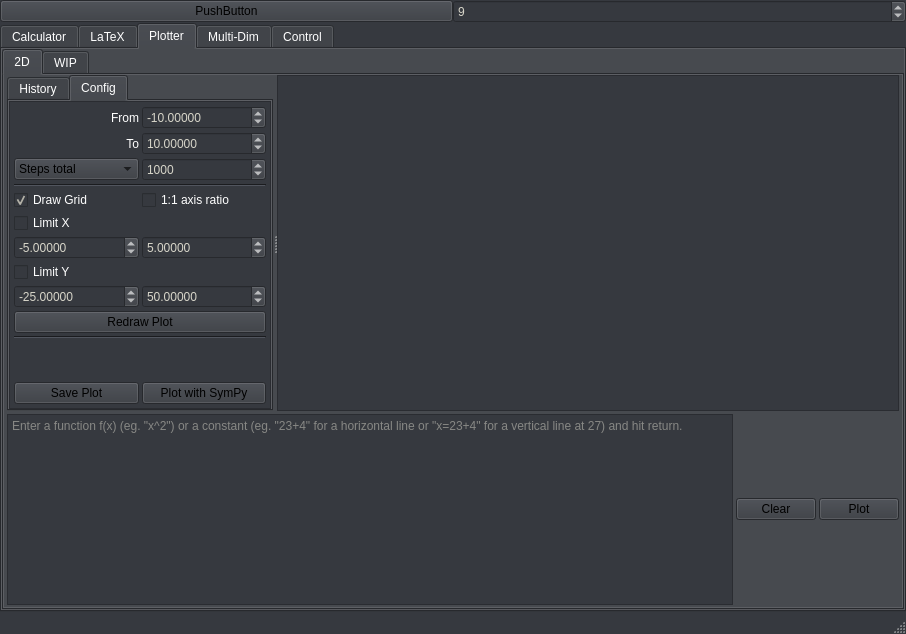
Before: the Qt Designer form AMaDiA_Files/AMaDiAUI.ui in AstusRush/AMaDiA, drawn with Qt 5.
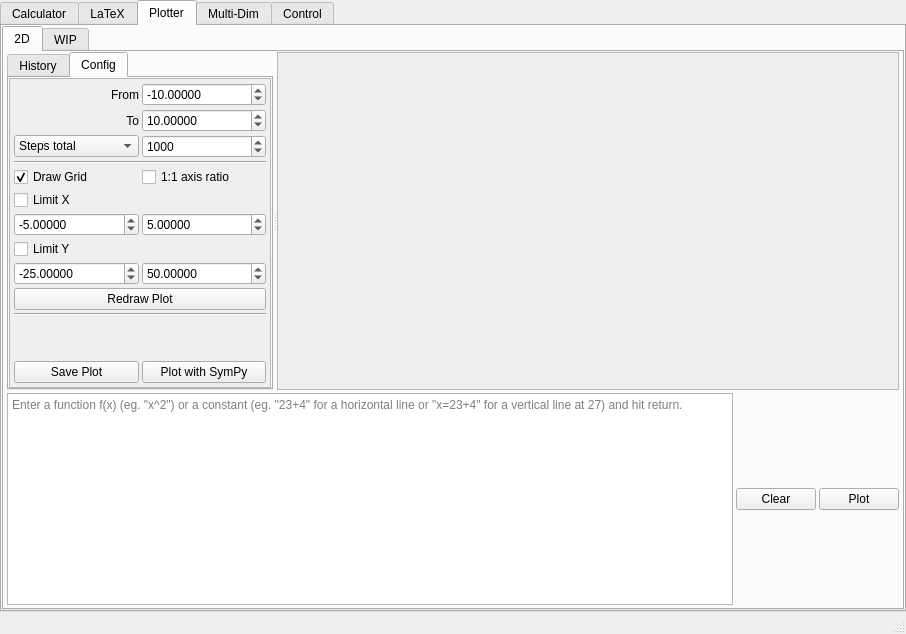
After: the same form once the commit is applied. The open tabs and pages were chosen to show the change. Custom widgets are drawn as their Qt base class.

Commit message:
v0.15.3: Palette and Font setting overhaul
+ Redid everything about Font and Palette setting to be based on an application-level (instead of per window)
++ This means more consistent behaviour and less work in the future
+ Changed the handling of notifications from window to Application level for easier handling
+ Added a scrollbar to Control-SingelPlot-ZoomFunction to allow smaller sizes for the window

The edit to the form file:
```diff
--- a/AMaDiA_Files/AMaDiAUI.ui
+++ b/AMaDiA_Files/AMaDiAUI.ui
@@ -10,421 +10,6 @@
     <height>634</height>
    </rect>
   </property>
-  <property name="palette">
-   <palette>
-    <active>
-     <colorrole role="WindowText">
-      <brush brushstyle="SolidPattern">
-       <color alpha="255">
-        <red>255</red>
-        <green>255</green>
-        <blue>255</blue>
-       </color>
-      </brush>
-     </colorrole>
-     <colorrole role="Button">
-      <brush brushstyle="SolidPattern">
-       <color alpha="255">
-        <red>54</red>
-        <green>57</green>
-        <blue>63</blue>
-       </color>
-      </brush>
-     </colorrole>
-     <colorrole role="Light">
-      <brush brushstyle="SolidPattern">
-       <color alpha="255">
-        <red>81</red>
-        <green>85</green>
-        <blue>94</blue>
-       </color>
-      </brush>
-     </colorrole>
-     <colorrole role="Midlight">
-      <brush brushstyle="SolidPattern">
-       <color alpha="255">
-        <red>67</red>
-        <green>71</green>
-        <blue>78</blue>
-       </color>
-      </brush>
-     </colorrole>
-     <colorrole role="Dark">
-      <brush brushstyle="SolidPattern">
-       <color alpha="255">
-        <red>27</red>
-        <green>28</green>
-        <blue>31</blue>
-       </color>
-      </brush>
-     </colorrole>
-     <colorrole role="Mid">
-      <brush brushstyle="SolidPattern">
-       <color alpha="255">
-        <red>36</red>
-        <green>38</green>
-        <blue>42</blue>
-       </color>
-      </brush>
-     </colorrole>
-     <colorrole role="Text">
-      <brush brushstyle="SolidPattern">
-       <color alpha="255">
-        <red>215</red>
-        <green>213</green>
-        <blue>201</blue>
-       </color>
-      </brush>
-     </colorrole>
-     <colorrole role="BrightText">
-      <brush brushstyle="SolidPattern">
-       <color alpha="255">
-        <red>255</red>
-        <green>252</green>
-        <blue>218</blue>
-       </color>
-      </brush>
-     </colorrole>
-     <colorrole role="ButtonText">
-      <brush brushstyle="SolidPattern">
-       <color alpha="255">
-        <red>0</red>
-        <green>0</green>
-        <blue>0</blue>
-       </color>
-      </brush>
-     </colorrole>
-     <colorrole role="Base">
-      <brush brushstyle="SolidPattern">
-       <color alpha="255">
-        <red>54</red>
-        <green>57</green>
-        <blue>63</blue>
-       </color>
-      </brush>
-     </colorrole>
-     <colorrole role="Window">
-      <brush brushstyle="SolidPattern">
-       <color alpha="255">
-        <red>54</red>
-        <green>57</green>
-        <blue>63</blue>
-       </color>
-      </brush>
-     </colorrole>
-     <colorrole role="Shadow">
-      <brush brushstyle="SolidPattern">
-       <color alpha="255">
-        <red>0</red>
-        <green>0</green>
-        <blue>0</blue>
-       </color>
-      </brush>
-     </colorrole>
-     <colorrole role="AlternateBase">
-      <brush brushstyle="SolidPattern">
-       <color alpha="255">
-        <red>54</red>
-        <green>57</green>
-        <blue>63</blue>
-       </color>
-      </brush>
-     </colorrole>
-     <colorrole role="ToolTipBase">
-      <brush brushstyle="SolidPattern">
-       <color alpha="255">
-        <red>255</red>
-        <green>255</green>
-        <blue>220</blue>
-       </color>
-      </brush>
-     </colorrole>
-     <colorrole role="ToolTipText">
-      <brush brushstyle="SolidPattern">
-       <color alpha="255">
-        <red>0</red>
-        <green>0</green>
-        <blue>0</blue>
-       </color>
-      </brush>
-     </colorrole>
-    </active>
-    <inactive>
-     <colorrole role="WindowText">
-      <brush brushstyle="SolidPattern">
-       <color alpha="255">
-        <red>255</red>
-        <green>255</green>
-        <blue>255</blue>
-       </color>
-      </brush>
-     </colorrole>
-     <colorrole role="Button">
-      <brush brushstyle="SolidPattern">
-       <color alpha="255">
-        <red>54</red>
-        <green>57</green>
-        <blue>63</blue>
-       </color>
-      </brush>
-     </colorrole>
-     <colorrole role="Light">
-      <brush brushstyle="SolidPattern">
-       <color alpha="255">
-        <red>81</red>
-        <green>85</green>
-        <blue>94</blue>
-       </color>
-      </brush>
-     </colorrole>
-     <colorrole role="Midlight">
-      <brush brushstyle="SolidPattern">
-       <color alpha="255">
-        <red>67</red>
-        <green>71</green>
-        <blue>78</blue>
-       </color>
-      </brush>
-     </colorrole>
-     <colorrole role="Dark">
-      <brush brushstyle="SolidPattern">
-       <color alpha="255">
-        <red>27</red>
-        <green>28</green>
-        <blue>31</blue>
-       </color>
-      </brush>
-     </colorrole>
-     <colorrole role="Mid">
-      <brush brushstyle="SolidPattern">
-       <color alpha="255">
-        <red>36</red>
-        <green>38</green>
-        <blue>42</blue>
-       </color>
-      </brush>
-     </colorrole>
-     <colorrole role="Text">
-      <brush brushstyle="SolidPattern">
-       <color alpha="255">
-        <red>215</red>
-        <green>213</green>
-        <blue>201</blue>
-       </color>
-      </brush>
-     </colorrole>
-     <colorrole role="BrightText">
-      <brush brushstyle="SolidPattern">
-       <color alpha="255">
-        <red>255</red>
-        <green>252</green>
-        <blue>218</blue>
-       </color>
-      </brush>
-     </colorrole>
-     <colorrole role="ButtonText">
-      <brush brushstyle="SolidPattern">
-       <color alpha="255">
-        <red>0</red>
-        <green>0</green>
-        <blue>0</blue>
-       </color>
-      </brush>
-     </colorrole>
-     <colorrole role="Base">
-      <brush brushstyle="SolidPattern">
-       <color alpha="255">
-        <red>54</red>
-        <green>57</green>
-        <blue>63</blue>
-       </color>
-      </brush>
-     </colorrole>
-     <colorrole role="Window">
-      <brush brushstyle="SolidPattern">
-       <color alpha="255">
-        <red>54</red>
-        <green>57</green>
-        <blue>63</blue>
-       </color>
-      </brush>
-     </colorrole>
-     <colorrole role="Shadow">
-      <brush brushstyle="SolidPattern">
-       <color alpha="255">
-        <red>0</red>
-        <green>0</green>
-        <blue>0</blue>
-       </color>
-      </brush>
-     </colorrole>
-     <colorrole role="AlternateBase">
-      <brush brushstyle="SolidPattern">
-       <color alpha="255">
-        <red>54</red>
-        <green>57</green>
-        <blue>63</blue>
-       </color>
-      </brush>
-     </colorrole>
-     <colorrole role="ToolTipBase">
-      <brush brushstyle="SolidPattern">
-       <color alpha="255">
-        <red>255</red>
-        <green>255</green>
-        <blue>220</blue>
-       </color>
-      </brush>
-     </colorrole>
-     <colorrole role="ToolTipText">
-      <brush brushstyle="SolidPattern">
-       <color alpha="255">
-        <red>0</red>
-        <green>0</green>
-        <blue>0</blue>
-       </color>
-      </brush>
-     </colorrole>
-    </inactive>
-    <disabled>
-     <colorrole role="WindowText">
-      <brush brushstyle="SolidPattern">
-       <color alpha="255">
-        <red>27</red>
-        <green>28</green>
-        <blue>31</blue>
-       </color>
-      </brush>
-     </colorrole>
-     <colorrole role="Button">
-      <brush brushstyle="SolidPattern">
-       <color alpha="255">
-        <red>54</red>
-        <green>57</green>
-        <blue>63</blue>
-       </color>
-      </brush>
-     </colorrole>
-     <colorrole role="Light">
-      <brush brushstyle="SolidPattern">
-       <color alpha="255">
-        <red>81</red>
-        <green>85</green>
-        <blue>94</blue>
-       </color>
-      </brush>
-     </colorrole>
-     <colorrole role="Midlight">
-      <brush brushstyle="SolidPattern">
-       <color alpha="255">
-        <red>67</red>
-        <green>71</green>
-        <blue>78</blue>
-       </color>
-      </brush>
-     </colorrole>
-     <colorrole role="Dark">
-      <brush brushstyle="SolidPattern">
-       <color alpha="255">
-        <red>27</red>
-        <green>28</green>
-        <blue>31</blue>
-       </color>
-      </brush>
-     </colorrole>
-     <colorrole role="Mid">
-      <brush brushstyle="SolidPattern">
-       <color alpha="255">
-        <red>36</red>
-        <green>38</green>
-        <blue>42</blue>
-       </color>
-      </brush>
-     </colorrole>
-     <colorrole role="Text">
-      <brush brushstyle="SolidPattern">
-       <color alpha="255">
-        <red>27</red>
-        <green>28</green>
-        <blue>31</blue>
-       </color>
-      </brush>
-     </colorrole>
-     <colorrole role="BrightText">
-      <brush brushstyle="SolidPattern">
-       <color alpha="255">
-        <red>255</red>
-        <green>252</green>
-        <blue>218</blue>
-       </color>
-      </brush>
-     </colorrole>
-     <colorrole role="ButtonText">
-      <brush brushstyle="SolidPattern">
-       <color alpha="255">
-        <red>27</red>
-        <green>28</green>
-        <blue>31</blue>
-       </color>
-      </brush>
-     </colorrole>
-     <colorrole role="Base">
-      <brush brushstyle="SolidPattern">
-       <color alpha="255">
-        <red>54</red>
-        <green>57</green>
-        <blue>63</blue>
-       </color>
-      </brush>
-     </colorrole>
-     <colorrole role="Window">
-      <brush brushstyle="SolidPattern">
-       <color alpha="255">
-        <red>54</red>
-        <green>57</green>
-        <blue>63</blue>
-       </color>
-      </brush>
-     </colorrole>
-     <colorrole role="Shadow">
-      <brush brushstyle="SolidPattern">
-       <color alpha="255">
-        <red>0</red>
-        <green>0</green>
-        <blue>0</blue>
-       </color>
-      </brush>
-     </colorrole>
-     <colorrole role="AlternateBase">
-      <brush brushstyle="SolidPattern">
-       <color alpha="255">
-        <red>54</red>
-        <green>57</green>
-        <blue>63</blue>
-       </color>
-      </brush>
-     </colorrole>
-     <colorrole role="ToolTipBase">
-      <brush brushstyle="SolidPattern">
-       <color alpha="255">
-        <red>255</red>
-        <green>255</green>
-        <blue>220</blue>
-       </color>
-      </brush>
-     </colorrole>
-     <colorrole role="ToolTipText">
-      <brush brushstyle="SolidPattern">
-       <color alpha="255">
-        <red>0</red>
-        <green>0</green>
-        <blue>0</blue>
-       </color>
-      </brush>
-     </colorrole>
-    </disabled>
-   </palette>
-  </property>
   <property name="windowTitle">
    <string>AMaDiA</string>
   </property>
@@ -451,7 +36,7 @@
     <property name="spacing">
      <number>0</number>
     </property>
-    <item row="1" column="0" colspan="2">
+    <item row="0" column="0" colspan="2">
      <widget class="QTabWidget" name="tabWidget">
       <property name="autoFillBackground">
        <bool>true</bool>
@@ -812,8 +397,8 @@
                           <rect>
                            <x>0</x>
                            <y>0</y>
-                           <width>272</width>
-                           <height>308</height>
+                           <width>221</width>
+                           <height>264</height>
                           </rect>
                          </property>
                          <layout class="QGridLayout" name="gridLayout_11">
@@ -1122,8 +707,8 @@
                    <rect>
                     <x>0</x>
                     <y>0</y>
-                    <width>606</width>
-                    <height>337</height>
+                    <width>618</width>
+                    <height>335</height>
                    </rect>
                   </property>
                   <property name="sizePolicy">
@@ -1883,50 +1468,6 @@
       </widget>
      </widget>
     </item>
-    <item row="0" column="0" colspan="2">
-     <widget class="TopBar_Widget" name="TopBar" native="true">
-      <layout class="QGridLayout" name="gridLayout_33">
-       <property name="leftMargin">
-        <number>0</number>
-       </property>
-       <property name="topMargin">
-        <number>0</number>
-       </property>
-       <property name="rightMargin">
-        <number>0</number>
-       </property>
-       <property name="bottomMargin">
-        <number>0</number>
-       </property>
-       <property name="spacing">
-        <number>0</number>
-       </property>
-       <item row="0" column="0">
-        <widget class="QPushButton" name="TopBar_Error_Label">
-         <property name="text">
-          <string>PushButton</string>
-         </property>
-        </widget>
-       </item>
-       <item row="0" column="1">
-        <widget class="QSpinBox" name="TopBar_Font_Size_spinBox">
-         <property name="toolTip">
-          <string>Font Size</string>
-         </property>
-         <property name="minimum">
-          <number>5</number>
-         </property>
-         <property name="maximum">
-          <number>25</number>
-         </property>
-         <property name="value">
-          <number>9</number>
-         </property>
-        </widget>
-       </item>
-      </layout>
-     </widget>
-    </item>
    </layout>
   </widget>
   <widget class="QStatusBar" name="statusbar"/>
@@ -1972,12 +1513,6 @@
    <extends>QTableWidget</extends>
    <header location="global">AMaDiA_Files.AMaDiA_Widgets</header>
   </customwidget>
-  <customwidget>
-   <class>TopBar_Widget</class>
-   <extends>QWidget</extends>
-   <header location="global">AMaDiA_Files.AMaDiA_Widgets</header>
-   <container>1</container>
-  </customwidget>
  </customwidgets>
  <tabstops>
   <tabstop>tabWidget</tabstop>
```
The commit also changes 6 other files.
